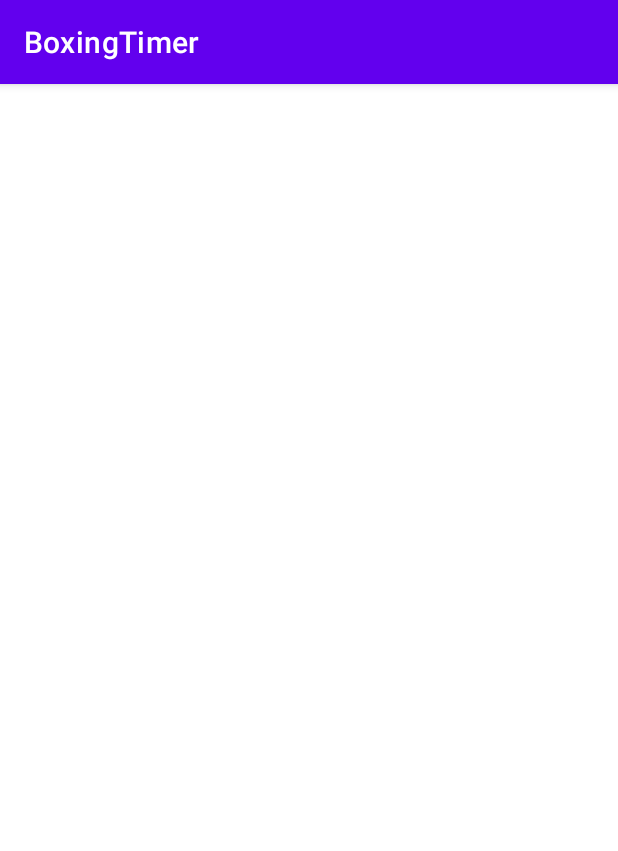
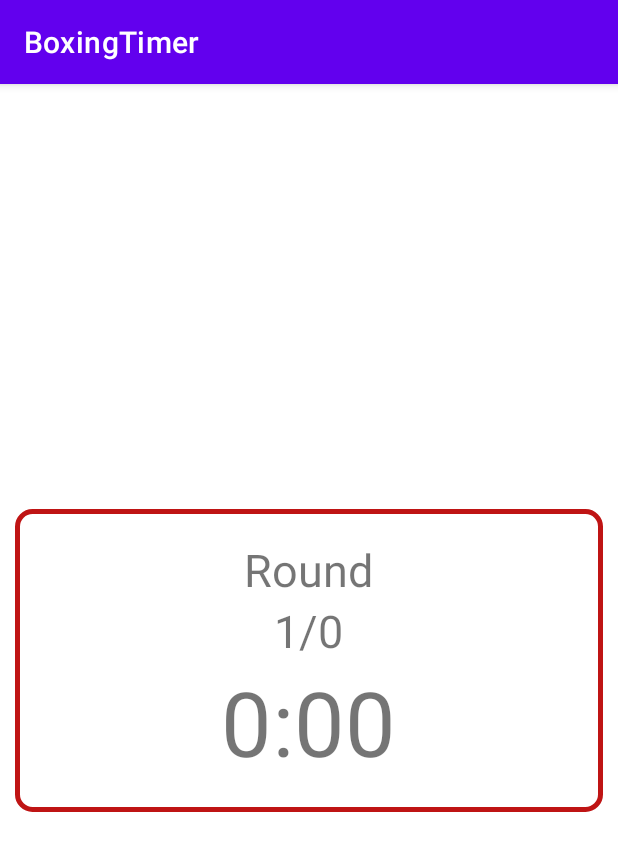
Before and after one commit to acquanero/BoxingTimer, an Android app: the BoxingClockActivity screen opened directly, with no data from a screen before it, on a phone screen of 412 x 824 dp. Shown: the top 851 px of the screen. Run offline under Robolectric (Android 15) with nearby library versions, the light colour scheme and no system bars; 5 statements that could not run were skipped.

Commit message:
added timer activity receiving data in Bundle

```diff
--- a/app/src/main/java/com/acquanero/boxingtimer/BoxingClockActivity.java
+++ b/app/src/main/java/com/acquanero/boxingtimer/BoxingClockActivity.java
@@ -3,6 +3,7 @@ package com.acquanero.boxingtimer;
 import androidx.appcompat.app.AppCompatActivity;
 
 import android.os.Bundle;
+import android.widget.TextView;
 
 public class BoxingClockActivity extends AppCompatActivity {
 
@@ -10,5 +11,33 @@ public class BoxingClockActivity extends AppCompatActivity {
     protected void onCreate(Bundle savedInstanceState) {
         super.onCreate(savedInstanceState);
         setContentView(R.layout.activity_boxing_clock);
+
+        Bundle data = getIntent().getExtras();
+
+        int roundNumbers = data.getInt("roundNumbers");
+
+        int roundSeconds = data.getInt("roundSeconds");
+        int roundMinutes = data.getInt("roundMinutes");
+        int restSeconds = data.getInt("restSeconds");
+        int restMinutes = data.getInt("restMinutes");
+
+        TextView roundCounter = findViewById(R.id.label_round_counter);
+        roundCounter.setText("1/" + roundNumbers);
+
+        TextView roundMinutesTxt = findViewById(R.id.label_round_minutes_shown);
+        roundMinutesTxt.setText(String.valueOf(roundMinutes));
+
+        TextView roundSecondsTxt = findViewById(R.id.label_round_seconds_shown);
+
+        if (String.valueOf(roundSeconds).length() == 1){
+
+            roundSecondsTxt.setText("0" + roundSeconds);
+
+        } else {
+
+            roundSecondsTxt.setText(String.valueOf(roundSeconds));
+
+        }
+
     }
 }
--- a/app/src/main/java/com/acquanero/boxingtimer/MainActivity.java
+++ b/app/src/main/java/com/acquanero/boxingtimer/MainActivity.java
@@ -2,6 +2,7 @@ package com.acquanero.boxingtimer;
 
 import androidx.appcompat.app.AppCompatActivity;
 
+import android.content.Intent;
 import android.os.Bundle;
 import android.view.View;
 import android.widget.Button;
@@ -29,7 +30,8 @@ public class MainActivity extends AppCompatActivity {
     private  Button buttonRestRounds;
 
     private Button buttonAddTimeToRest;
-    private  Button buttonSubtractTimeToRest;
+    private Button buttonSubtractTimeToRest;
+    private Button buttonStartTimer;
 
 
     @Override
@@ -47,6 +49,8 @@ public class MainActivity extends AppCompatActivity {
         buttonAddTimeToRound = findViewById(R.id.button_add_time_to_round);
         buttonSubtractTimeToRound = findViewById(R.id.button_subtract_time_to_round);
 
+        buttonStartTimer = findViewById(R.id.button_start_timer);
+
         buttonAddTimeToRound.setOnClickListener(new View.OnClickListener() {
             @Override
             public void onClick(View view) {
@@ -61,7 +65,7 @@ public class MainActivity extends AppCompatActivity {
 
                 if (String.valueOf(roundSeconds).length() == 1){
 
-                    round_seconds_txt.setText("0" + String.valueOf(roundSeconds));
+                    round_seconds_txt.setText("0" + roundSeconds);
 
                 } else {
 
@@ -86,7 +90,7 @@ public class MainActivity extends AppCompatActivity {
 
                 if (String.valueOf(roundSeconds).length() == 1){
 
-                    round_seconds_txt.setText("0" + String.valueOf(roundSeconds));
+                    round_seconds_txt.setText("0" + roundSeconds);
 
                 } else {
 
@@ -150,7 +154,7 @@ public class MainActivity extends AppCompatActivity {
 
                 if (String.valueOf(restSeconds).length() == 1){
 
-                    rest_seconds_txt.setText("0" + String.valueOf(restSeconds));
+                    rest_seconds_txt.setText("0" + restSeconds);
 
                 } else {
 
@@ -182,6 +186,23 @@ public class MainActivity extends AppCompatActivity {
                     rest_seconds_txt.setText(String.valueOf(restSeconds));
 
                 }
+
+            }
+        });
+
+        buttonStartTimer.setOnClickListener(new View.OnClickListener() {
+            @Override
+            public void onClick(View v) {
+
+                Intent goToTimer = new Intent(getApplicationContext(), BoxingClockActivity.class);
+
+                goToTimer.putExtra("roundNumbers", roundNumbers);
+                goToTimer.putExtra("roundMinutes", roundMinutes);
+                goToTimer.putExtra("roundSeconds", roundSeconds);
+                goToTimer.putExtra("restMinutes", restMinutes);
+                goToTimer.putExtra("restSeconds", restSeconds);
+
+                startActivity(goToTimer);
 
             }
         });
--- a/app/src/main/res/layout/activity_boxing_clock.xml
+++ b/app/src/main/res/layout/activity_boxing_clock.xml
@@ -6,4 +6,64 @@
     android:layout_height="match_parent"
     tools:context=".BoxingClockActivity">
 
+    <LinearLayout
+        android:layout_width="match_parent"
+        android:layout_height="wrap_content"
+        android:layout_marginHorizontal="10dp"
+        android:background="@drawable/mybox"
+        android:orientation="vertical"
+        android:padding="20dp"
+        android:gravity="center"
+        app:layout_constraintBottom_toBottomOf="parent"
+        app:layout_constraintEnd_toEndOf="parent"
+        app:layout_constraintStart_toStartOf="parent"
+        app:layout_constraintTop_toTopOf="parent">
+
+        <TextView
+            android:id="@+id/label_round"
+            android:layout_width="wrap_content"
+            android:layout_height="wrap_content"
+            android:text="@string/label_round"
+            android:textSize="30sp" />
+
+        <TextView
+            android:id="@+id/label_round_counter"
+            android:layout_width="wrap_content"
+            android:layout_height="wrap_content"
+            android:text="@string/label_round_counter"
+            android:textSize="30sp" />
+
+    <LinearLayout
+        android:layout_width="match_parent"
+        android:layout_height="wrap_content"
+        android:orientation="horizontal"
+        android:gravity="center">
+
+        <TextView
+            android:id="@+id/label_round_minutes_shown"
+            android:layout_width="wrap_content"
+            android:layout_height="wrap_content"
+            android:text="@string/initial_minutes_of_round"
+            android:textSize="60sp" />
+
+        <TextView
+            android:id="@+id/label_dots_separators"
+            android:layout_width="wrap_content"
+            android:layout_height="wrap_content"
+            android:text="@string/time_dots_separator"
+            android:textSize="60sp" />
+
+        <TextView
+            android:id="@+id/label_round_seconds_shown"
+            android:layout_width="wrap_content"
+            android:layout_height="wrap_content"
+            android:text="@string/initial_seconds_of_round"
+            android:textSize="60sp" />
+
+
+    </LinearLayout>
+
+
+    </LinearLayout>
+
 </androidx.constraintlayout.widget.ConstraintLayout>
--- a/app/src/main/res/values/strings.xml
+++ b/app/src/main/res/values/strings.xml
@@ -12,4 +12,6 @@
     <string name="label_rest_duration">Duración del descanso</string>
     <string name="initial_rest_time_minutes">1</string>
     <string name="initial_rest_time_seconds">00</string>
+    <string name="label_round">Round</string>
+    <string name="label_round_counter">1/0</string>
 </resources>
```
